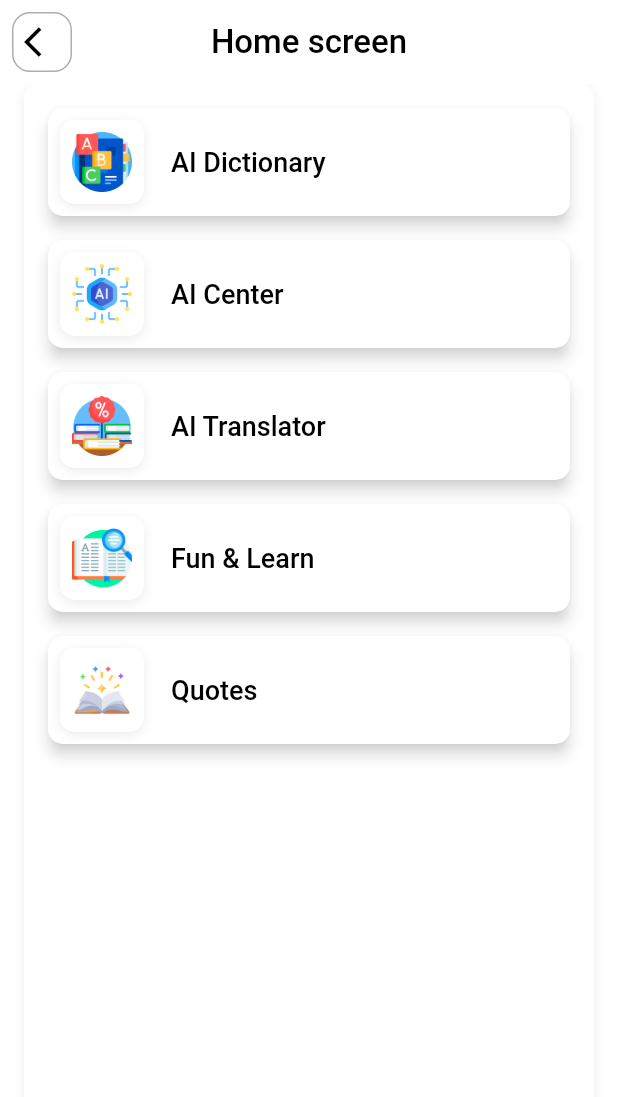
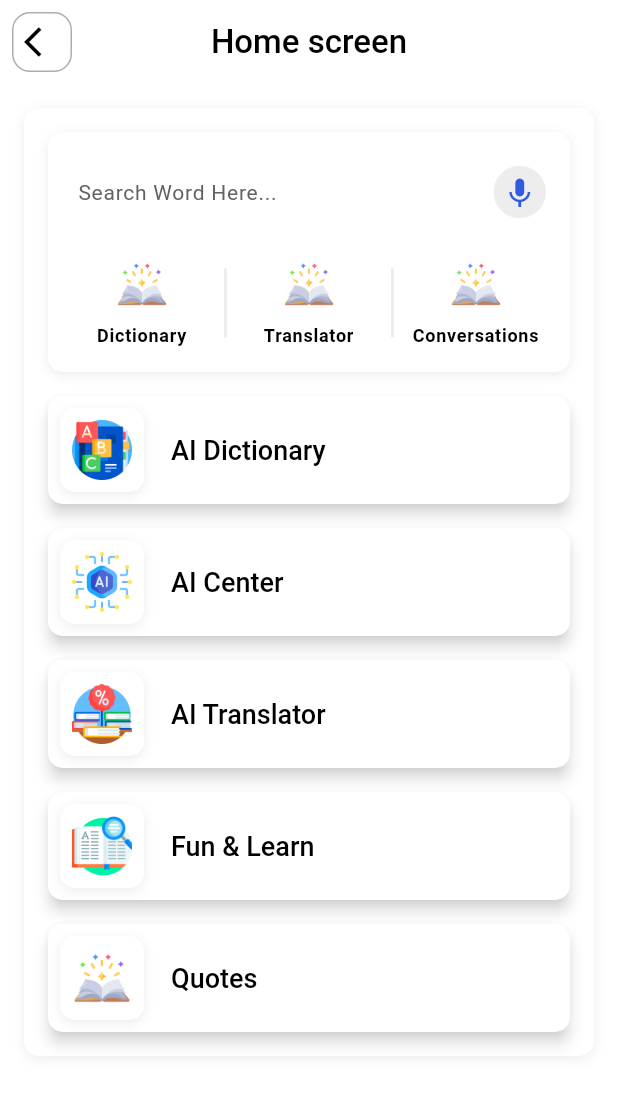
Before and after one commit to Bilal17809/ad_english_dictionary, a Flutter app: the screen it shows after launch, on a phone screen of 412 x 824 dp. Shown: the top 1097 px of the screen. Run offline on Flutter 3.47's test engine with Material 3 defaults, Android fonts, the phone set to English and light mode, and no system bars; our stand-ins replace flutter_bloc; missing offline and left inert: country_flags; Roboto replaces fonts that are missing (Montserrat).

Commit message:
commit by Bilal

```diff
--- a/lib/core/common_widgets/round_image.dart
+++ b/lib/core/common_widgets/round_image.dart
@@ -1,53 +1,106 @@
 import 'package:flutter/material.dart';
-import '../theme/app_colors.dart';
-class RoundedImage extends StatelessWidget {
-  final String assetPath;
-  final double size;
-  final bool showIcon;
 
-  const RoundedImage({
+class RoundedButton extends StatelessWidget {
+  final Widget child;
+  final Color? backgroundColor;
+  final VoidCallback? onTap;
+
+  const RoundedButton({
     super.key,
-    required this.size,
-    required this.assetPath,
-    this.showIcon = false,
+    required this.child,
+    this.backgroundColor,
+    this.onTap,
   });
 
   @override
   Widget build(BuildContext context) {
-    return SizedBox(
-      width: size,
-      height: size,
-      child: Stack(
-        clipBehavior: Clip.none,
-        children: [
-          Container(
-            width: size,
-            height: size,
-            decoration: BoxDecoration(
-              shape: BoxShape.circle,
-              border: Border.all(
-                color: skyColor,
-                width: 4,
-              ),
-            ),
-            child: ClipOval(
-              child: Image.asset(
-                assetPath,
-                fit: BoxFit.cover,
-              ),
-            ),
+    final button = Container(
+      width: 35,
+      height: 35,
+      decoration: BoxDecoration(
+        color: backgroundColor,
+        shape: BoxShape.circle,
+      ),
+      alignment: Alignment.center,
+      child: child,
+    );
+    return onTap != null
+        ? GestureDetector(onTap: onTap, child: button)
+        : button;
+  }
+}
+
+
+
+
+class AnimatedRoundedButton extends StatefulWidget {
+  final Widget child;
+  final Color? backgroundColor;
+  final VoidCallback? onTap;
+
+  const AnimatedRoundedButton({
+    super.key,
+    required this.child,
+    this.backgroundColor,
+    this.onTap,
+  });
+
+  @override
+  State<AnimatedRoundedButton> createState() => _AnimatedRoundedButtonState();
+}
+
+class _AnimatedRoundedButtonState extends State<AnimatedRoundedButton>
+    with SingleTickerProviderStateMixin {
+  late AnimationController _controller;
+  late Animation<double> _scaleAnimation;
+
+  @override
+  void initState() {
+    super.initState();
+
+    _controller = AnimationController(
+      duration: const Duration(milliseconds: 300),
+      vsync: this,
+    );
+
+    _scaleAnimation = TweenSequence<double>([
+      TweenSequenceItem(tween: Tween(begin: 1.0, end: 2.0), weight: 50),
+      TweenSequenceItem(tween: Tween(begin: 2.0, end: 1.0), weight: 50),
+    ]).animate(CurvedAnimation(
+      parent: _controller,
+      curve: Curves.easeInOutCubic,
+    ));
+  }
+
+  Future<void> _handleTap() async {
+    if (widget.onTap != null) {
+      await _controller.forward(from: 0.0); // Play pop animation
+      widget.onTap!();
+    }
+  }
+
+  @override
+  void dispose() {
+    _controller.dispose();
+    super.dispose();
+  }
+
+  @override
+  Widget build(BuildContext context) {
+    return GestureDetector(
+      onTap: _handleTap,
+      child: ScaleTransition(
+        scale: _scaleAnimation,
+        child: Container(
+          width: 35,
+          height: 35,
+          decoration: BoxDecoration(
+            color: widget.backgroundColor ?? Colors.transparent,
+            shape: BoxShape.circle,
           ),
-          if (showIcon) ...[
-            Positioned(
-              bottom: 5,
-              right: 0,
-              child: Icon(
-                Icons.add_circle,
-                color: skyColor,
-              ),
-            ),
-          ]
-        ],
+          alignment: Alignment.center,
+          child: widget.child,
+        ),
       ),
     );
   }
--- /dev/null
+++ b/lib/core/common_widgets/textform_field.dart
@@ -0,0 +1,63 @@
+import 'package:flutter/material.dart';
+
+class CustomTextFormField extends StatelessWidget {
+  final String hintText;
+
+  // Optional parameters
+  final TextEditingController? controller;
+  final FocusNode? focusNode;
+  final TextInputType? keyboardType;
+  final bool obscureText;
+  final TextStyle? style;
+  final TextAlign textAlign;
+  final Widget? prefixIcon;
+  final Widget? suffixIcon;
+  final InputBorder? border;
+  final InputBorder? focusedBorder;
+  final InputBorder? enabledBorder;
+  final Function(String)? onChanged;
+  final Function(String?)? onSaved;
+  final String? Function(String?)? validator;
+
+  const CustomTextFormField({
+    super.key,
+    required this.hintText,
+    this.controller,
+    this.focusNode,
+    this.keyboardType,
+    this.obscureText = false,
+    this.style,
+    this.textAlign = TextAlign.start,
+    this.prefixIcon,
+    this.suffixIcon,
+    this.border,
+    this.focusedBorder,
+    this.enabledBorder,
+    this.onChanged,
+    this.onSaved,
+    this.validator,
+  });
+
+  @override
+  Widget build(BuildContext context) {
+    return TextFormField(
+      controller: controller,
+      focusNode: focusNode,
+      keyboardType: keyboardType,
+      obscureText: obscureText,
+      style: style,
+      textAlign: textAlign,
+      onChanged: onChanged,
+      onSaved: onSaved,
+      validator: validator,
+      decoration: InputDecoration(
+        hintText: hintText,
+        prefixIcon: prefixIcon,
+        suffixIcon: suffixIcon,
+        border: border ?? InputBorder.none,
+        focusedBorder: focusedBorder ?? InputBorder.none,
+        enabledBorder: enabledBorder ?? InputBorder.none,
+      ),
+    );
+  }
+}
--- /dev/null
+++ b/lib/core/common_widgets/vertical_line.dart
@@ -0,0 +1,16 @@
+import 'package:flutter/cupertino.dart';
+import '../theme/app_colors.dart';
+
+class VerticalDividerWidget extends StatelessWidget {
+  const VerticalDividerWidget({super.key});
+
+  @override
+  Widget build(BuildContext context) {
+    return Container(
+      width: 2,
+      height: 46,
+      color:dividerColor,
+      margin: const EdgeInsets.symmetric(horizontal: 8),
+    );
+  }
+}
--- a/lib/main.dart
+++ b/lib/main.dart
@@ -1,3 +1,6 @@
+import 'package:ad_english_dictionary/presentations/ai_translator/bloc/translator_cubit.dart';
+import 'package:flutter_bloc/flutter_bloc.dart';
+
 import '/core/theme/app_theme.dart';
 import 'package:flutter/material.dart';
 import 'core/routes/routes.dart';
@@ -12,11 +15,16 @@ class MyApp extends StatelessWidget {
 
   @override
   Widget build(BuildContext context) {
-    return MaterialApp(
-      title: 'Flutter Demo',
-      theme: AppTheme.themeData,
-      initialRoute: RoutesName.splashPage,
-      onGenerateRoute: Routes.generateRoute,
+    return MultiBlocProvider(
+      providers: [
+        BlocProvider(create: (_) => LanguageCubit()),
+      ],
+      child: MaterialApp(
+        title: 'Flutter Demo',
+        theme: AppTheme.themeData,
+        initialRoute: RoutesName.splashPage,
+        onGenerateRoute: Routes.generateRoute,
+      ),
     );
   }
 }
--- /dev/null
+++ b/lib/presentations/ai_translator/bloc/translator_cubit.dart
@@ -0,0 +1,135 @@
+// language_cubit.dart
+import 'package:ad_english_dictionary/presentations/ai_translator/bloc/translator_state.dart';
+import 'package:flutter_bloc/flutter_bloc.dart';
+
+class LanguageCubit extends Cubit<LanguageState> {
+  LanguageCubit()
+      : super(LanguageState(
+    selectedLanguage1: 'English',
+    selectedLanguage2: 'German',
+  ));
+
+  void updateLanguage1(String lang) {
+    emit(state.copyWith(selectedLanguage1: lang));
+  }
+
+  void updateLanguage2(String lang) {
+    emit(state.copyWith(selectedLanguage2: lang));
+  }
+
+  final Map<String, String> languageCodesC = {
+    'English': 'en',
+    'French': 'fr',
+    'Spanish': 'es',
+    'German': 'de',
+    'Italian': 'it',
+    'Portuguese': 'pt',
+    'Dutch': 'nl',
+    'Russian': 'ru',
+    'Chinese (Simplified)': 'zh-cn',
+    'Japanese': 'ja',
+    'Korean': 'ko',
+    'Arabic': 'ar',
+    'Hindi': 'hi',
+    'Urdu': 'ur',
+    'Bengali': 'bn',
+    'Punjabi': 'pa',
+    'Turkish': 'tr',
+    'Vietnamese': 'vi',
+    'Thai': 'th',
+    'Indonesian': 'id',
+    'Tagalog': 'tl',
+    'Hebrew': 'he',
+    'Swedish': 'sv',
+    'Norwegian': 'no',
+    'Danish': 'da',
+    'Finnish': 'fi',
+    'Polish': 'pl',
+    'Greek': 'el',
+    'Czech': 'cs',
+    'Hungarian': 'hu',
+    'Romanian': 'ro',
+    'Ukrainian': 'uk',
+    'Malay': 'ms',
+    'Tamil': 'ta',
+    'Telugu': 'te',
+    'Kannada': 'kn',
+    'Marathi': 'mr',
+    'Gujarati': 'gu',
+    'Swahili': 'sw',
+    'Zulu': 'zu',
+  };
+  final languageFlags = {
+    'Afrikaans': 'ZA', // South Africa
+    'Albanian': 'AL', // Albania
+    'Amharic': 'ET', // Ethiopia
+    'Arabic': 'AE', // United Arab Emirates
+    'Armenian': 'AM', // Armenia
+    'Azerbaijani': 'AZ', // Azerbaijan
+    'Basque': 'ES', // Spain (Basque Region)
+    'Belarusian': 'BY', // Belarus
+    'Bengali': 'BD', // Bangladesh
+    'Bosnian': 'BA', // Bosnia and Herzegovina
+    'Bulgarian': 'BG', // Bulgaria
+    'Catalan': 'ES', // Spain (Catalonia)
+    'Chinese (Simplified)': 'CN', // China
+    'Chinese (Traditional)': 'TW', // Taiwan
+    'Croatian': 'HR', // Croatia
+    'Czech': 'CZ', // Czech Republic
+    'Danish': 'DK', // Denmark
+    'Dutch': 'NL', // Netherlands
+    'English': 'US', // United States
+    'Estonian': 'EE', // Estonia
+    'Filipino': 'PH', // Philippines
+    'Finnish': 'FI', // Finland
+    'French': 'FR', // France
+    'Georgian': 'GE', // Georgia
+    'German': 'DE', // Germany
+    'Greek': 'GR', // Greece
+    'Gujarati': 'IN', // India
+    'Haitian Creole': 'HT', // Haiti
+    'Hebrew': 'IL', // Israel
+    'Hindi': 'IN', // India
+    'Hungarian': 'HU', // Hungary
+    'Icelandic': 'IS', // Iceland
+    'Indonesian': 'ID', // Indonesia
+    'Irish': 'IE', // Ireland
+    'Italian': 'IT', // Italy
+    'Japanese': 'JP', // Japan
+    'Kannada': 'IN', // India
+    'Kazakh': 'KZ', // Kazakhstan
+    'Khmer': 'KH', // Cambodia
+    'Korean': 'KR', // South Korea
+    'Kurdish': 'IQ', // Iraq (Kurdistan Region)
+    'Latvian': 'LV', // Latvia
+    'Lithuanian': 'LT', // Lithuania
+    'Macedonian': 'MK', // North Macedonia
+    'Malay': 'MY', // Malaysia
+    'Maltese': 'MT', // Malta
+    'Marathi': 'IN', // India
+    'Mongolian': 'MN', // Mongolia
+    'Nepali': 'NP', // Nepal
+    'Norwegian': 'NO', // Norway
+    'Persian': 'IR', // Iran
+    'Polish': 'PL', // Poland
+    'Portuguese (Portugal)': 'PT', // Portugal
+    'Punjabi': 'PK', // Pakistan
+    'Romanian': 'RO', // Romania
+    'Russian': 'RU', // Russia
+    'Serbian': 'RS', // Serbia
+    'Slovak': 'SK', // Slovakia
+    'Slovenian': 'SI', // Slovenia
+    'Spanish': 'ES', // Spain
+    'Swahili': 'KE', // Kenya
+    'Swedish': 'SE', // Sweden
+    'Tamil': 'LK', // Sri Lanka
+    'Telugu': 'IN', // India
+    'Thai': 'TH', // Thailand
+    'Turkish': 'TR', // Turkey
+    'Ukrainian': 'UA', // Ukraine
+    'Urdu': 'PK', // Pakistan
+    'Vietnamese': 'VN', // Vietnam
+    'Welsh': 'GB', // United Kingdom (Wales)
+    'Yiddish': 'IL', // Israel
+  };
+}
--- /dev/null
+++ b/lib/presentations/ai_translator/bloc/translator_state.dart
@@ -0,0 +1,19 @@
+class LanguageState {
+  final String selectedLanguage1;
+  final String selectedLanguage2;
+
+  LanguageState({
+    required this.selectedLanguage1,
+    required this.selectedLanguage2,
+  });
+
+  LanguageState copyWith({
+    String? selectedLanguage1,
+    String? selectedLanguage2,
+  }) {
+    return LanguageState(
+      selectedLanguage1: selectedLanguage1 ?? this.selectedLanguage1,
+      selectedLanguage2: selectedLanguage2 ?? this.selectedLanguage2,
+    );
+  }
+}
--- a/lib/presentations/home/view/home_page.dart
+++ b/lib/presentations/home/view/home_page.dart
@@ -1,14 +1,19 @@
 import 'package:ad_english_dictionary/core/theme/app_styles.dart';
+import 'package:ad_english_dictionary/extension/extension.dart';
+import 'package:ad_english_dictionary/presentations/ai_translator/view/ai_translator_page.dart';
 import 'package:flutter/material.dart';
 import '../../../core/common_widgets/icon_buttons.dart';
 import '../../../core/common_widgets/logo_widget.dart';
+import '../../../core/common_widgets/round_image.dart';
+import '../../../core/common_widgets/textform_field.dart';
+import '../../../core/common_widgets/vertical_line.dart';
 import '../../../core/constant/constant.dart';
 import '../../../core/routes/routes_name.dart';
+import '../../../core/theme/app_colors.dart';
 import '../../../gen/assets.gen.dart';
 
 class HomePage extends StatelessWidget {
   const HomePage({super.key});
-
   @override
   Widget build(BuildContext context) {
     return Scaffold(
@@ -19,13 +24,16 @@ class HomePage extends StatelessWidget {
       ),
       body: SafeArea(
         child: Padding(
-          padding: const EdgeInsets.symmetric(horizontal: kBodyHp),
+          padding: const EdgeInsets.symmetric(horizontal: kBodyHp,vertical:kBodyHp),
           child: Container(
             decoration: roundedDecoration,
             padding: const EdgeInsets.all(16),
+            child: SingleChildScrollView(
               child: Column(
                 crossAxisAlignment: CrossAxisAlignment.start,
                 children: [
+                  SearchWord(),
+                  SizedBox(height: 16),
                   MenuCard(
                     icon: CardIcon(icon: Assets.dictionary.path),
                     label: "AI Dictionary",
@@ -43,7 +51,10 @@ class HomePage extends StatelessWidget {
                   MenuCard(
                     icon: CardIcon(icon: Assets.bookSale.path),
                     label: "AI Translator",
-                  onTap: () {},
+                    onTap: () {
+                      Navigator.push(context,
+                          MaterialPageRoute(builder:(context)=>AiTranslatorPage()));
+                    },
                   ),
                   SizedBox(height: 16),
                   MenuCard(
@@ -57,8 +68,8 @@ class HomePage extends StatelessWidget {
                     label: "Quotes",
                     onTap: () {},
                   ),
-
                 ],
+              ),
             ),
           ),
         ),
@@ -100,3 +111,95 @@ class MenuCard extends StatelessWidget {
     );
   }
 }
+
+class SearchWord extends StatelessWidget {
+  const SearchWord({super.key});
+
+  @override
+  Widget build(BuildContext context) {
+    return Container(
+      decoration: roundedDecoration,
+      padding: const EdgeInsets.all(16),
+      child: Column(
+        children: [
+          Row(
+            children: [
+              Expanded(
+                child: CustomTextFormField(
+                  hintText: "Search Word Here...",
+                )
+              ),
+              AnimatedRoundedButton(
+                backgroundColor: dividerColor,
+                child: Icon(Icons.keyboard_voice, color: kBlue),
+                onTap: () {
+                  print("Search mic tapped");
+                },
+              )
+            ],
+          ),
+          const SizedBox(height: 20),
+          Row(
+            mainAxisAlignment: MainAxisAlignment.spaceBetween,
+            children:  [
+              Expanded(
+                child: Column(
+                  mainAxisSize: MainAxisSize.min,
+                  children: [
+                    Image.asset( Assets.magicBook.path,
+                    height: 35,),
+                    const SizedBox(height: 8),
+                    Text(
+                      "Dictionary",
+                      textAlign: TextAlign.center,
+                        style:context.textTheme.labelSmall?.copyWith(
+                            fontWeight: FontWeight.w600
+                        )
+                    ),
+                  ],
+                ),
+              ),
+              const VerticalDividerWidget(),
+              Expanded(
+                child: Column(
+                  mainAxisSize: MainAxisSize.min,
+                  children: [
+                    Image.asset( Assets.magicBook.path,
+                      height: 35,),
+                  const SizedBox(height: 8),
+                    Text(
+                      "Translator",
+                      textAlign: TextAlign.center,
+                        style:context.textTheme.labelSmall?.
+                        copyWith(
+                            fontWeight: FontWeight.w600
+                        )
+                    ),
+                  ],
+                ),
+              ),
+              const VerticalDividerWidget(),
+              Expanded(
+                child: Column(
+                  mainAxisSize: MainAxisSize.min,
+                  children: [
+                    Image.asset( Assets.magicBook.path,
+                      height: 35,),
+                  const SizedBox(height: 8),
+                    Text(
+                      "Conversations",
+                      textAlign: TextAlign.center,
+                      style:context.textTheme.labelSmall?.copyWith(
+                        fontWeight: FontWeight.w600
+                      )
+                    ),
+                  ],
+                ),
+              ),
+            ],
+          ),
+        ],
+      ),
+    );
+  }
+}
--- a/pubspec.yaml
+++ b/pubspec.yaml
@@ -27,8 +27,9 @@ dependencies:
   url_launcher: ^6.3.1
   flutter_bloc: ^8.1.6
   bloc: ^8.1.4
-  go_router: ^14.2.0
   google_fonts: ^6.2.1
+  country_flags: ^3.1.0
+
 
 
 dev_dependencies:
```
Also changed, not shown: lib/core/common_widgets/drop_down.dart (added, +75 -0 lines), lib/presentations/ai_translator/view/ai_translator_page.dart (added, +107 -0 lines), pubspec.lock. Lines whose indentation alone changed are shown as unchanged.
